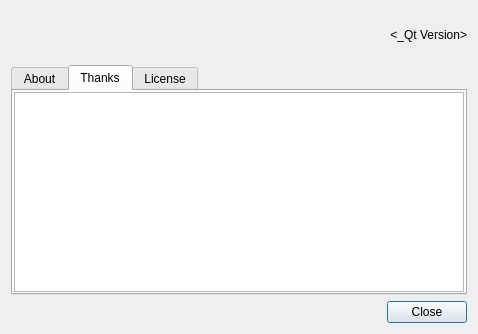
murtisoft/lnmsgr, file sources/aformabout.ui: the form before one commit.
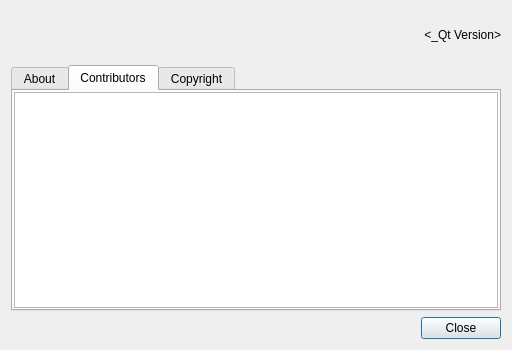
The form after the commit.

```diff
--- a/sources/aformabout.ui
+++ b/sources/aformabout.ui
@@ -9,8 +9,8 @@
    <rect>
     <x>0</x>
     <y>0</y>
-    <width>476</width>
-    <height>334</height>
+    <width>512</width>
+    <height>350</height>
    </rect>
   </property>
   <property name="windowTitle">
@@ -114,7 +114,7 @@
      </widget>
      <widget class="QWidget" name="tabThanks">
       <attribute name="title">
-       <string>Thanks</string>
+       <string>Contributors</string>
       </attribute>
       <layout class="QHBoxLayout" name="horizontalLayout_3">
        <property name="spacing">
@@ -133,26 +133,13 @@
         <number>1</number>
        </property>
        <item>
-        <widget class="QPlainTextEdit" name="txtThanks">
-         <property name="tabChangesFocus">
-          <bool>true</bool>
-         </property>
-         <property name="undoRedoEnabled">
-          <bool>false</bool>
-         </property>
-         <property name="readOnly">
-          <bool>true</bool>
-         </property>
-         <property name="plainText">
-          <string/>
-         </property>
-        </widget>
+        <widget class="QTextBrowser" name="txtThanks"/>
        </item>
       </layout>
      </widget>
      <widget class="QWidget" name="tabLicense">
       <attribute name="title">
-       <string>License</string>
+       <string>Copyright</string>
       </attribute>
       <layout class="QVBoxLayout" name="verticalLayout_2">
        <property name="spacing">
```
Left out of the diff: 13 changed lines with no effect on the pictures.
